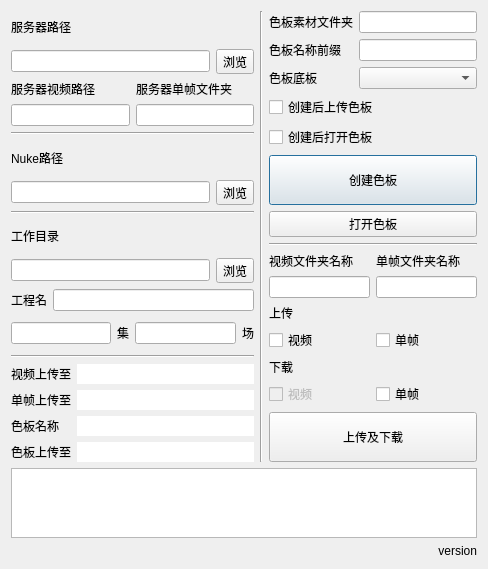
Old version of the form Comp/nuke/wlf/py/wlf/SceneTools_Dialog.ui in the repository NateScarlet/Scripts.
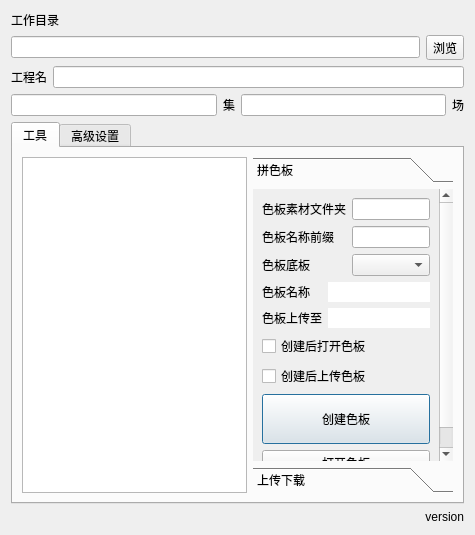
New version of the form.

```diff
--- a/Comp/nuke/wlf/py/wlf/SceneTools_Dialog.ui
+++ b/Comp/nuke/wlf/py/wlf/SceneTools_Dialog.ui
@@ -6,7 +6,7 @@
    <rect>
     <x>0</x>
     <y>0</y>
-    <width>488</width>
+    <width>475</width>
     <height>535</height>
    </rect>
   </property>
@@ -15,97 +15,7 @@
   </property>
   <layout class="QVBoxLayout" name="verticalLayout_7">
    <item>
-    <layout class="QHBoxLayout" name="horizontalLayout_4">
-     <item>
-      <layout class="QVBoxLayout" name="verticalLayout">
-       <item>
-        <widget class="QLabel" name="label_4">
-         <property name="text">
-          <string>服务器路径</string>
-         </property>
-        </widget>
-       </item>
-       <item>
-        <layout class="QHBoxLayout" name="horizontalLayout_3">
-         <item>
-          <widget class="QLineEdit" name="serverEdit">
-           <property name="dragEnabled">
-            <bool>true</bool>
-           </property>
-          </widget>
-         </item>
-         <item>
-          <widget class="QToolButton" name="serverButton">
-           <property name="text">
-            <string>浏览</string>
-           </property>
-          </widget>
-         </item>
-        </layout>
-       </item>
-       <item>
-        <layout class="QGridLayout" name="gridLayout">
-         <item row="1" column="0">
-          <widget class="QLineEdit" name="videoFolderEdit"/>
-         </item>
-         <item row="0" column="0">
-          <widget class="QLabel" name="label_7">
-           <property name="text">
-            <string>服务器视频路径</string>
-           </property>
-          </widget>
-         </item>
-         <item row="1" column="1">
-          <widget class="QLineEdit" name="imageFolderEdit"/>
-         </item>
-         <item row="0" column="1">
-          <widget class="QLabel" name="label_10">
-           <property name="text">
-            <string>服务器单帧文件夹</string>
-           </property>
-          </widget>
-         </item>
-        </layout>
-       </item>
-       <item>
-        <widget class="Line" name="line">
-         <property name="orientation">
-          <enum>Qt::Horizontal</enum>
-         </property>
-        </widget>
-       </item>
-       <item>
-        <widget class="QLabel" name="label_3">
-         <property name="text">
-          <string>Nuke路径</string>
-         </property>
-        </widget>
-       </item>
-       <item>
-        <layout class="QHBoxLayout" name="horizontalLayout_2">
-         <item>
-          <widget class="QLineEdit" name="nukeEdit">
-           <property name="dragEnabled">
-            <bool>true</bool>
-           </property>
-          </widget>
-         </item>
-         <item>
-          <widget class="QToolButton" name="nukeButton">
-           <property name="text">
-            <string>浏览</string>
-           </property>
-          </widget>
-         </item>
-        </layout>
-       </item>
-       <item>
-        <widget class="Line" name="line_5">
-         <property name="orientation">
-          <enum>Qt::Horizontal</enum>
-         </property>
-        </widget>
-       </item>
+    <layout class="QVBoxLayout" name="verticalLayout_4">
        <item>
         <widget class="QLabel" name="label_6">
          <property name="text">
@@ -114,7 +24,7 @@
         </widget>
        </item>
        <item>
-        <layout class="QHBoxLayout" name="horizontalLayout_5">
+      <layout class="QHBoxLayout" name="horizontalLayout_9">
          <item>
           <widget class="QLineEdit" name="dirEdit">
            <property name="dragEnabled">
@@ -132,7 +42,7 @@
         </layout>
        </item>
        <item>
-        <layout class="QHBoxLayout" name="horizontalLayout_10">
+      <layout class="QHBoxLayout" name="horizontalLayout_12">
          <item>
           <widget class="QLabel" name="label_5">
            <property name="text">
@@ -169,98 +79,61 @@
          </item>
         </layout>
        </item>
+    </layout>
+   </item>
        <item>
-        <widget class="Line" name="line_3">
-         <property name="orientation">
-          <enum>Qt::Horizontal</enum>
-         </property>
-        </widget>
-       </item>
+    <widget class="QTabWidget" name="tabWidget">
+     <property name="currentIndex">
+      <number>0</number>
+     </property>
+     <widget class="QWidget" name="tab">
+      <attribute name="title">
+       <string>工具</string>
+      </attribute>
+      <layout class="QHBoxLayout" name="horizontalLayout_7">
        <item>
-        <layout class="QFormLayout" name="formLayout_3">
-         <item row="0" column="0">
-          <widget class="QLabel" name="label_16">
-           <property name="text">
-            <string>视频上传至</string>
+        <widget class="QListWidget" name="listWidget">
+         <property name="minimumSize">
+          <size>
+           <width>0</width>
+           <height>0</height>
+          </size>
            </property>
           </widget>
          </item>
-         <item row="0" column="1">
-          <widget class="QLineEdit" name="videoDestEdit">
-           <property name="frame">
-            <bool>false</bool>
-           </property>
-           <property name="readOnly">
-            <bool>true</bool>
-           </property>
-          </widget>
-         </item>
-         <item row="1" column="1">
-          <widget class="QLineEdit" name="imageDestEdit">
-           <property name="frame">
-            <bool>false</bool>
-           </property>
-           <property name="readOnly">
-            <bool>true</bool>
-           </property>
-          </widget>
-         </item>
-         <item row="1" column="0">
-          <widget class="QLabel" name="label_17">
-           <property name="text">
-            <string>单帧上传至</string>
-           </property>
-          </widget>
-         </item>
-         <item row="3" column="1">
-          <widget class="QLineEdit" name="csheetNameEdit">
-           <property name="frame">
-            <bool>false</bool>
-           </property>
-           <property name="readOnly">
-            <bool>true</bool>
-           </property>
-          </widget>
-         </item>
-         <item row="3" column="0">
-          <widget class="QLabel" name="label_18">
-           <property name="text">
-            <string>色板名称</string>
-           </property>
-          </widget>
-         </item>
-         <item row="4" column="0">
-          <widget class="QLabel" name="label_20">
-           <property name="text">
-            <string>色板上传至</string>
-           </property>
-          </widget>
-         </item>
-         <item row="4" column="1">
-          <widget class="QLineEdit" name="csheetDestEdit">
-           <property name="frame">
-            <bool>false</bool>
-           </property>
-           <property name="readOnly">
-            <bool>true</bool>
-           </property>
-          </widget>
-         </item>
-        </layout>
-       </item>
-      </layout>
-     </item>
-     <item>
-      <widget class="Line" name="line_2">
-       <property name="orientation">
-        <enum>Qt::Vertical</enum>
-       </property>
-      </widget>
-     </item>
-     <item>
-      <layout class="QVBoxLayout" name="verticalLayout_5">
-       <item>
-        <layout class="QVBoxLayout" name="verticalLayout_2">
+       <item>
+        <widget class="QToolBox" name="toolBox">
+         <property name="minimumSize">
+          <size>
+           <width>200</width>
+           <height>0</height>
+          </size>
+         </property>
+         <property name="maximumSize">
+          <size>
+           <width>250</width>
+           <height>16777215</height>
+          </size>
+         </property>
+         <property name="sizeIncrement">
+          <size>
+           <width>0</width>
+           <height>0</height>
+          </size>
+         </property>
+         <widget class="QWidget" name="toolBoxPage1">
+          <property name="geometry">
+           <rect>
+            <x>0</x>
+            <y>0</y>
+            <width>207</width>
+            <height>300</height>
+           </rect>
+          </property>
+          <attribute name="label">
+           <string>拼色板</string>
+          </attribute>
+          <layout class="QVBoxLayout" name="verticalLayout_3">
          <item>
           <layout class="QFormLayout" name="formLayout_4">
            <property name="fieldGrowthPolicy">
@@ -299,11 +172,42 @@
           </layout>
          </item>
          <item>
-          <widget class="QCheckBox" name="csheetUpCheck">
+            <layout class="QFormLayout" name="formLayout">
+             <item row="0" column="0">
+              <widget class="QLabel" name="label_18">
            <property name="text">
-            <string>创建后上传色板</string>
-           </property>
-          </widget>
+                <string>色板名称</string>
+               </property>
+              </widget>
+             </item>
+             <item row="0" column="1">
+              <widget class="QLineEdit" name="csheetNameEdit">
+               <property name="frame">
+                <bool>false</bool>
+               </property>
+               <property name="readOnly">
+                <bool>true</bool>
+               </property>
+              </widget>
+             </item>
+             <item row="1" column="0">
+              <widget class="QLabel" name="label_20">
+               <property name="text">
+                <string>色板上传至</string>
+               </property>
+              </widget>
+             </item>
+             <item row="1" column="1">
+              <widget class="QLineEdit" name="csheetDestEdit">
+               <property name="frame">
+                <bool>false</bool>
+               </property>
+               <property name="readOnly">
+                <bool>true</bool>
+               </property>
+              </widget>
+             </item>
+            </layout>
          </item>
          <item>
           <widget class="QCheckBox" name="csheetOpenCheck">
@@ -312,6 +216,13 @@
            </property>
           </widget>
          </item>
+           <item>
+            <widget class="QCheckBox" name="csheetUpCheck">
+             <property name="text">
+              <string>创建后上传色板</string>
+             </property>
+            </widget>
+           </item>
          <item>
           <widget class="QPushButton" name="sheetButton">
            <property name="minimumSize">
@@ -336,23 +247,46 @@
           </widget>
          </item>
         </layout>
-       </item>
-       <item>
-        <widget class="Line" name="line_4">
-         <property name="orientation">
-          <enum>Qt::Horizontal</enum>
-         </property>
-        </widget>
-       </item>
-       <item>
-        <layout class="QVBoxLayout" name="verticalLayout_4">
+          <zorder></zorder>
+          <zorder>sheetButton</zorder>
+          <zorder>openButton</zorder>
+          <zorder>csheetOpenCheck</zorder>
+          <zorder>csheetUpCheck</zorder>
+         </widget>
+         <widget class="QWidget" name="toolBoxPage2">
+          <property name="geometry">
+           <rect>
+            <x>0</x>
+            <y>0</y>
+            <width>211</width>
+            <height>300</height>
+           </rect>
+          </property>
+          <attribute name="label">
+           <string>上传下载</string>
+          </attribute>
+          <layout class="QVBoxLayout" name="verticalLayout_6">
          <item>
           <layout class="QGridLayout" name="gridLayout_2">
            <item row="1" column="1">
-            <widget class="QLineEdit" name="imageFNameEdit"/>
+              <widget class="QLineEdit" name="imageFNameEdit">
+               <property name="sizePolicy">
+                <sizepolicy hsizetype="Expanding" vsizetype="Fixed">
+                 <horstretch>0</horstretch>
+                 <verstretch>0</verstretch>
+                </sizepolicy>
+               </property>
+              </widget>
            </item>
            <item row="1" column="0">
-            <widget class="QLineEdit" name="videoFNameEdit"/>
+              <widget class="QLineEdit" name="videoFNameEdit">
+               <property name="sizePolicy">
+                <sizepolicy hsizetype="Expanding" vsizetype="Fixed">
+                 <horstretch>0</horstretch>
+                 <verstretch>0</verstretch>
+                </sizepolicy>
+               </property>
+              </widget>
            </item>
            <item row="0" column="0">
             <widget class="QLabel" name="label_14">
@@ -371,11 +305,45 @@
           </layout>
          </item>
          <item>
-          <widget class="QLabel" name="label_8">
+            <layout class="QFormLayout" name="formLayout_3">
+             <property name="fieldGrowthPolicy">
+              <enum>QFormLayout::AllNonFixedFieldsGrow</enum>
+             </property>
+             <item row="0" column="0">
+              <widget class="QLabel" name="label_16">
            <property name="text">
-            <string>上传</string>
-           </property>
-          </widget>
+                <string>视频上传至</string>
+               </property>
+              </widget>
+             </item>
+             <item row="0" column="1">
+              <widget class="QLineEdit" name="videoDestEdit">
+               <property name="frame">
+                <bool>false</bool>
+               </property>
+               <property name="readOnly">
+                <bool>true</bool>
+               </property>
+              </widget>
+             </item>
+             <item row="1" column="0">
+              <widget class="QLabel" name="label_17">
+               <property name="text">
+                <string>单帧上传至</string>
+               </property>
+              </widget>
+             </item>
+             <item row="1" column="1">
+              <widget class="QLineEdit" name="imageDestEdit">
+               <property name="frame">
+                <bool>false</bool>
+               </property>
+               <property name="readOnly">
+                <bool>true</bool>
+               </property>
+              </widget>
+             </item>
+            </layout>
          </item>
          <item>
           <layout class="QHBoxLayout" name="horizontalLayout_6">
@@ -396,7 +364,7 @@
           </layout>
          </item>
          <item>
-          <widget class="QLabel" name="label_9">
+            <widget class="QLabel" name="label_8">
            <property name="text">
             <string>下载</string>
            </property>
@@ -426,6 +394,13 @@
            </item>
           </layout>
          </item>
+           <item>
+            <widget class="QLabel" name="label_9">
+             <property name="text">
+              <string>下载</string>
+             </property>
+            </widget>
+           </item>
          <item>
           <widget class="QPushButton" name="syncButton">
            <property name="minimumSize">
@@ -440,13 +415,117 @@
           </widget>
          </item>
         </layout>
+         </widget>
+        </widget>
        </item>
       </layout>
-     </item>
+     </widget>
+     <widget class="QWidget" name="tab_2">
+      <attribute name="title">
+       <string>高级设置</string>
+      </attribute>
+      <layout class="QHBoxLayout" name="horizontalLayout_4">
+       <item>
+        <layout class="QVBoxLayout" name="verticalLayout_2">
+         <item>
+          <widget class="QLabel" name="label_4">
+           <property name="text">
+            <string>服务器路径</string>
+           </property>
+          </widget>
+         </item>
+         <item>
+          <layout class="QHBoxLayout" name="horizontalLayout_3">
+           <item>
+            <widget class="QLineEdit" name="serverEdit">
+             <property name="dragEnabled">
+              <bool>true</bool>
+             </property>
+            </widget>
+           </item>
+           <item>
+            <widget class="QToolButton" name="serverButton">
+             <property name="text">
+              <string>浏览</string>
+             </property>
+            </widget>
+           </item>
     </layout>
    </item>
    <item>
-    <widget class="QListWidget" name="listWidget"/>
+          <layout class="QGridLayout" name="gridLayout">
+           <item row="1" column="0">
+            <widget class="QLineEdit" name="videoFolderEdit"/>
+           </item>
+           <item row="0" column="0">
+            <widget class="QLabel" name="label_7">
+             <property name="text">
+              <string>服务器视频路径</string>
+             </property>
+            </widget>
+           </item>
+           <item row="1" column="1">
+            <widget class="QLineEdit" name="imageFolderEdit"/>
+           </item>
+           <item row="0" column="1">
+            <widget class="QLabel" name="label_10">
+             <property name="text">
+              <string>服务器单帧文件夹</string>
+             </property>
+            </widget>
+           </item>
+          </layout>
+         </item>
+         <item>
+          <widget class="Line" name="line">
+           <property name="orientation">
+            <enum>Qt::Horizontal</enum>
+           </property>
+          </widget>
+         </item>
+         <item>
+          <widget class="QLabel" name="label_3">
+           <property name="text">
+            <string>Nuke路径</string>
+           </property>
+          </widget>
+         </item>
+         <item>
+          <layout class="QHBoxLayout" name="horizontalLayout_2">
+           <item>
+            <widget class="QLineEdit" name="nukeEdit">
+             <property name="dragEnabled">
+              <bool>true</bool>
+             </property>
+            </widget>
+           </item>
+           <item>
+            <widget class="QToolButton" name="nukeButton">
+             <property name="text">
+              <string>浏览</string>
+             </property>
+            </widget>
+           </item>
+          </layout>
+         </item>
+         <item>
+          <spacer name="verticalSpacer">
+           <property name="orientation">
+            <enum>Qt::Vertical</enum>
+           </property>
+           <property name="sizeHint" stdset="0">
+            <size>
+             <width>20</width>
+             <height>40</height>
+            </size>
+           </property>
+          </spacer>
+         </item>
+        </layout>
+       </item>
+      </layout>
+     </widget>
+    </widget>
    </item>
    <item>
     <widget class="QLabel" name="version_label">
```
Left out of the diff: 84 changed lines with no effect on the pictures. Lines whose indentation alone changed are shown as unchanged.
